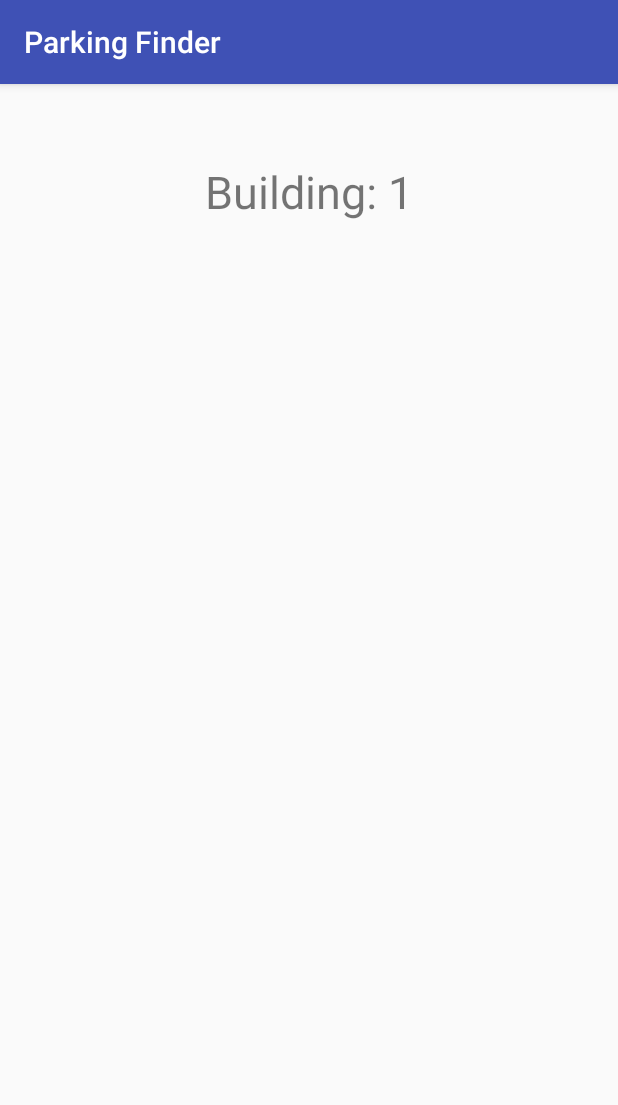
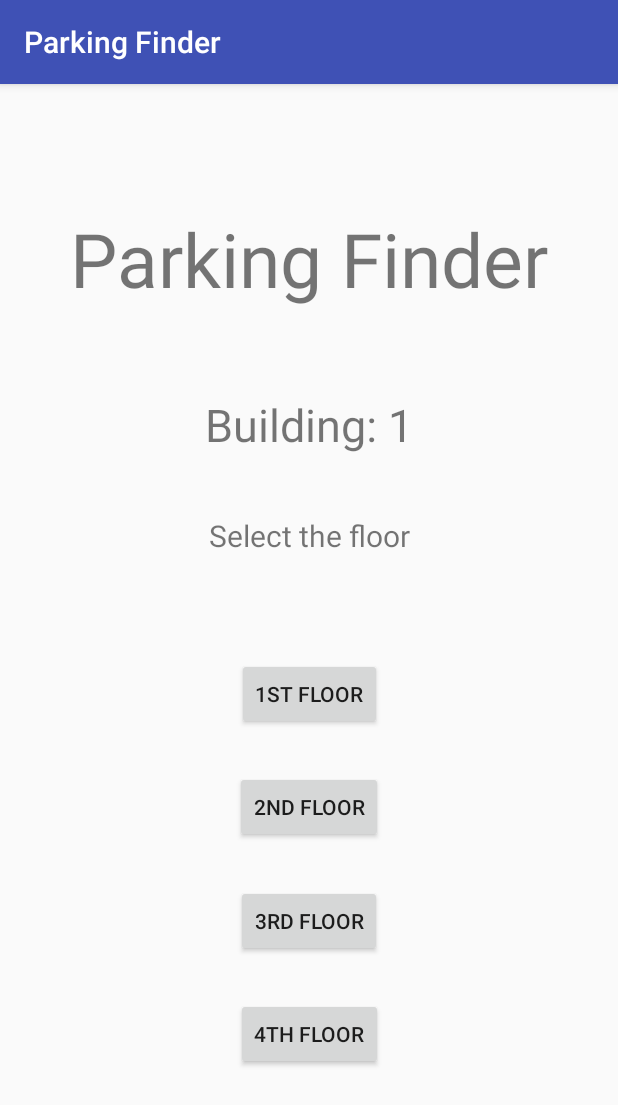
Before and after one commit to boranorben/ParkingFinder, an Android app: the screen it shows after launch (FloorActivity), after a tap on "1ST BUILDING", on a phone screen of 412 x 824 dp. Shown: the top 1105 px of the screen. Run offline under Robolectric (Android 15) with nearby library versions, the phone set to English and light mode, and no system bars.

Commit message:
design updated

```diff
--- a/app/src/main/java/com/example/boranorben/parkingfinder/FloorActivity.kt
+++ b/app/src/main/java/com/example/boranorben/parkingfinder/FloorActivity.kt
@@ -2,6 +2,7 @@ package com.example.boranorben.parkingfinder
 
 import android.support.v7.app.AppCompatActivity
 import android.os.Bundle
+import android.view.View
 import kotlinx.android.synthetic.main.activity_floor.*
 
 class FloorActivity : AppCompatActivity() {
@@ -14,4 +15,20 @@ class FloorActivity : AppCompatActivity() {
         bldgNumber.text = "Building: " + building
     }
 
+    fun onFirstFlrBtnClicked(view: View) {
+
+    }
+
+    fun onSecondFlrBtnClicked(view: View) {
+
+    }
+
+    fun onThirdFlrBtnClicked(view: View) {
+
+    }
+
+    fun onForthFlrBtnClicked(view: View) {
+
+    }
+
 }
--- a/app/src/main/res/layout/activity_floor.xml
+++ b/app/src/main/res/layout/activity_floor.xml
@@ -5,6 +5,39 @@
     android:layout_width="match_parent"
     android:layout_height="match_parent"
     tools:context=".FloorActivity">
+
+    <TextView
+        android:id="@+id/textView3"
+        android:layout_width="wrap_content"
+        android:layout_height="23dp"
+        android:layout_marginBottom="8dp"
+        android:layout_marginEnd="8dp"
+        android:layout_marginStart="8dp"
+        android:layout_marginTop="8dp"
+        android:text="Select the floor"
+        android:textSize="20sp"
+        app:layout_constraintBottom_toBottomOf="parent"
+        app:layout_constraintEnd_toEndOf="parent"
+        app:layout_constraintHorizontal_bias="0.502"
+        app:layout_constraintStart_toStartOf="parent"
+        app:layout_constraintTop_toTopOf="parent"
+        app:layout_constraintVertical_bias="0.383" />
+
+    <TextView
+        android:id="@+id/textView2"
+        android:layout_width="wrap_content"
+        android:layout_height="wrap_content"
+        android:layout_marginBottom="8dp"
+        android:layout_marginEnd="8dp"
+        android:layout_marginStart="8dp"
+        android:layout_marginTop="8dp"
+        android:text="Parking Finder"
+        android:textSize="50sp"
+        app:layout_constraintBottom_toBottomOf="parent"
+        app:layout_constraintEnd_toEndOf="parent"
+        app:layout_constraintStart_toStartOf="parent"
+        app:layout_constraintTop_toTopOf="parent"
+        app:layout_constraintVertical_bias="0.109" />
 
     <TextView
         android:id="@+id/bldgNumber"
@@ -21,5 +54,72 @@
         app:layout_constraintHorizontal_bias="0.501"
         app:layout_constraintStart_toStartOf="parent"
         app:layout_constraintTop_toTopOf="parent"
-        app:layout_constraintVertical_bias="0.061" />
+        app:layout_constraintVertical_bias="0.279" />
+
+    <Button
+        android:id="@+id/firstFlrBtn"
+        android:layout_width="wrap_content"
+        android:layout_height="wrap_content"
+        android:layout_marginBottom="8dp"
+        android:layout_marginEnd="8dp"
+        android:layout_marginStart="8dp"
+        android:layout_marginTop="8dp"
+        android:onClick="onFirstFlrBtnClicked"
+        android:text="1st Floor"
+        app:layout_constraintBottom_toBottomOf="parent"
+        app:layout_constraintEnd_toEndOf="parent"
+        app:layout_constraintStart_toStartOf="parent"
+        app:layout_constraintTop_toTopOf="parent"
+        app:layout_constraintVertical_bias="0.532" />
+
+    <Button
+        android:id="@+id/secondFlrBtn"
+        android:layout_width="wrap_content"
+        android:layout_height="wrap_content"
+        android:layout_marginBottom="8dp"
+        android:layout_marginEnd="8dp"
+        android:layout_marginStart="8dp"
+        android:layout_marginTop="8dp"
+        android:onClick="onSecondFlrBtnClicked"
+        android:text="2nd Floor"
+        app:layout_constraintBottom_toBottomOf="parent"
+        app:layout_constraintEnd_toEndOf="parent"
+        app:layout_constraintHorizontal_bias="0.501"
+        app:layout_constraintStart_toStartOf="parent"
+        app:layout_constraintTop_toTopOf="parent"
+        app:layout_constraintVertical_bias="0.639" />
+
+    <Button
+        android:id="@+id/thirdFlrBtn"
+        android:layout_width="wrap_content"
+        android:layout_height="wrap_content"
+        android:layout_marginBottom="8dp"
+        android:layout_marginEnd="8dp"
+        android:layout_marginStart="8dp"
+        android:layout_marginTop="8dp"
+        android:onClick="onThirdFlrBtnClicked"
+        android:text="3rd Floor"
+        app:layout_constraintBottom_toBottomOf="parent"
+        app:layout_constraintEnd_toEndOf="parent"
+        app:layout_constraintStart_toStartOf="parent"
+        app:layout_constraintTop_toTopOf="parent"
+        app:layout_constraintVertical_bias="0.747" />
+
+    <Button
+        android:id="@+id/forthFlrBtn"
+        android:layout_width="wrap_content"
+        android:layout_height="wrap_content"
+        android:layout_marginBottom="8dp"
+        android:layout_marginEnd="8dp"
+        android:layout_marginStart="8dp"
+        android:layout_marginTop="8dp"
+        android:onClick="onForthFlrBtnClicked"
+        android:text="4th Floor"
+        app:layout_constraintBottom_toBottomOf="parent"
+        app:layout_constraintEnd_toEndOf="parent"
+        app:layout_constraintHorizontal_bias="0.501"
+        app:layout_constraintStart_toStartOf="parent"
+        app:layout_constraintTop_toTopOf="parent"
+        app:layout_constraintVertical_bias="0.854" />
+
 </android.support.constraint.ConstraintLayout>
--- a/app/src/main/res/layout/activity_main.xml
+++ b/app/src/main/res/layout/activity_main.xml
@@ -7,7 +7,7 @@
     tools:context=".MainActivity">
 
     <TextView
-        android:id="@+id/parkingText"
+        android:id="@+id/textView4"
         android:layout_width="wrap_content"
         android:layout_height="wrap_content"
         android:layout_marginBottom="8dp"
@@ -15,12 +15,12 @@
         android:layout_marginStart="8dp"
         android:layout_marginTop="8dp"
         android:text="Parking Finder"
-        android:textSize="36sp"
+        android:textSize="50sp"
         app:layout_constraintBottom_toBottomOf="parent"
         app:layout_constraintEnd_toEndOf="parent"
         app:layout_constraintStart_toStartOf="parent"
         app:layout_constraintTop_toTopOf="parent"
-        app:layout_constraintVertical_bias="0.203" />
+        app:layout_constraintVertical_bias="0.109" />
 
     <Button
         android:id="@+id/firstBldgBtn"
@@ -30,13 +30,14 @@
         android:layout_marginEnd="8dp"
         android:layout_marginStart="8dp"
         android:layout_marginTop="8dp"
+        android:onClick="firstBldgBtnClicked"
         android:text="1st Building"
-        android:onClick="firstBldgBtnClicked"
         app:layout_constraintBottom_toBottomOf="parent"
         app:layout_constraintEnd_toEndOf="parent"
+        app:layout_constraintHorizontal_bias="0.501"
         app:layout_constraintStart_toStartOf="parent"
         app:layout_constraintTop_toTopOf="parent"
-        app:layout_constraintVertical_bias="0.431" />
+        app:layout_constraintVertical_bias="0.53" />
 
     <Button
         android:id="@+id/secondBldgBtn"
@@ -46,12 +47,29 @@
         android:layout_marginEnd="8dp"
         android:layout_marginStart="8dp"
         android:layout_marginTop="8dp"
+        android:onClick="secondBldgClicked"
         android:text="2nd Building"
-        android:onClick="secondBldgClicked"
         app:layout_constraintBottom_toBottomOf="parent"
         app:layout_constraintEnd_toEndOf="parent"
+        app:layout_constraintHorizontal_bias="0.501"
         app:layout_constraintStart_toStartOf="parent"
         app:layout_constraintTop_toTopOf="parent"
-        app:layout_constraintVertical_bias="0.673" />
+        app:layout_constraintVertical_bias="0.686" />
+
+    <TextView
+        android:layout_width="wrap_content"
+        android:layout_height="wrap_content"
+        android:layout_marginBottom="8dp"
+        android:layout_marginEnd="8dp"
+        android:layout_marginStart="8dp"
+        android:layout_marginTop="8dp"
+        android:text="Select the building"
+        android:textSize="20sp"
+        app:layout_constraintBottom_toBottomOf="parent"
+        app:layout_constraintEnd_toEndOf="parent"
+        app:layout_constraintHorizontal_bias="0.502"
+        app:layout_constraintStart_toStartOf="parent"
+        app:layout_constraintTop_toTopOf="parent"
+        app:layout_constraintVertical_bias="0.318" />
 
 </android.support.constraint.ConstraintLayout>
```
